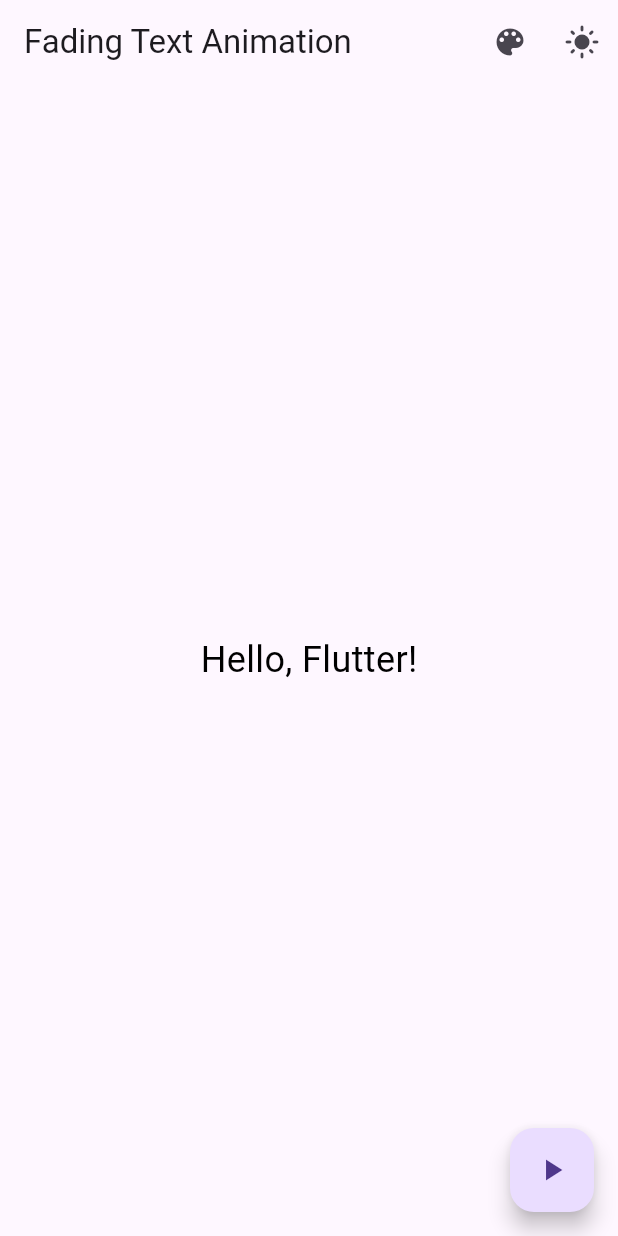
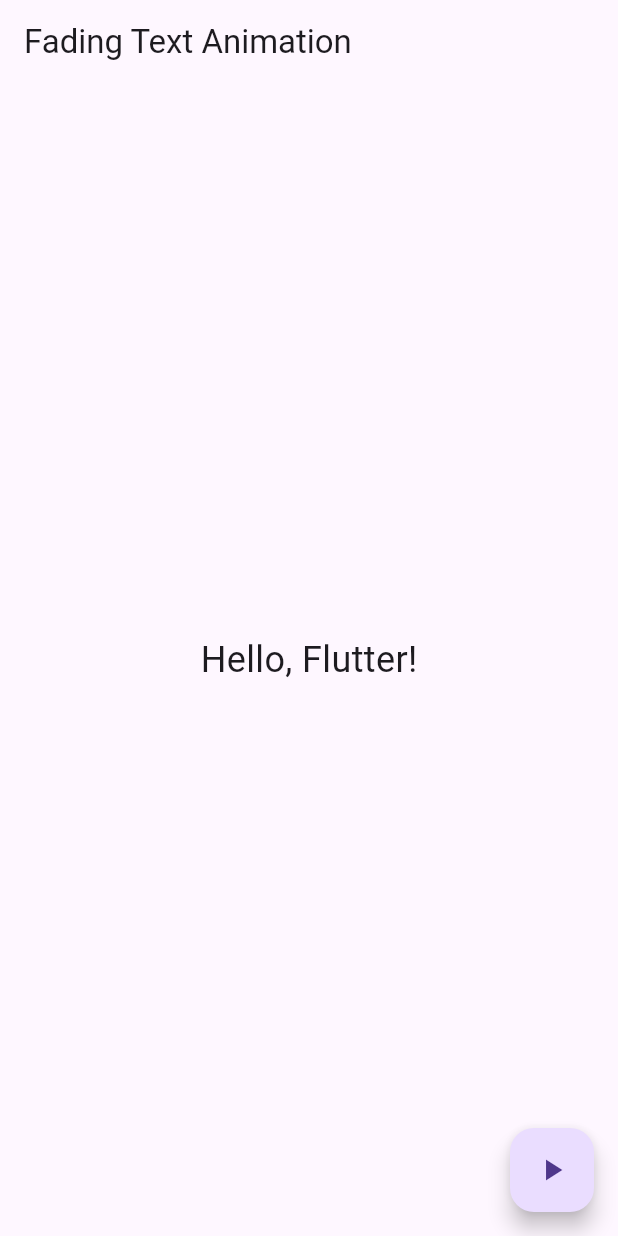
Before and after one commit to Shawnm-MAD/fadetext_animation_app, a Flutter app: the screen it shows after launch, on a phone screen of 412 x 824 dp. Run offline on Flutter 3.47's test engine with Material 3 defaults, Android fonts, the phone set to English and light mode, and no system bars.

```diff
--- a/lib/main.dart
+++ b/lib/main.dart
@@ -1,104 +1,31 @@
 import 'package:flutter/material.dart';
-import 'package:flutter_colorpicker/flutter_colorpicker.dart';
-
 void main() {
 runApp(MyApp());
 }
-
-class MyApp extends StatefulWidget {
-  @override
-  _MyAppState createState() => _MyAppState();
-}
-
-class _MyAppState extends State<MyApp> {
-  bool _isDarkMode = false;
-
-  void toggleTheme() {
-    setState(() {
-      _isDarkMode = !_isDarkMode;
-    });
-  }
-
+class MyApp extends StatelessWidget {
 @override
 Widget build(BuildContext context) {
 return MaterialApp(
-      theme: _isDarkMode ? ThemeData.dark() : ThemeData.light(),
-      home: FadingTextAnimation(
-        toggleTheme: toggleTheme,
-        isDarkMode: _isDarkMode,
-      ),
+home: FadingTextAnimation(),
 );
 }
 }
-
 class FadingTextAnimation extends StatefulWidget {
-  final VoidCallback toggleTheme;
-  final bool isDarkMode;
-
-  FadingTextAnimation({required this.toggleTheme, required this.isDarkMode});
-
 @override
 _FadingTextAnimationState createState() => _FadingTextAnimationState();
 }
-
 class _FadingTextAnimationState extends State<FadingTextAnimation> {
 bool _isVisible = true;
-  Color _textColor = Colors.black;
-
 void toggleVisibility() {
 setState(() {
 _isVisible = !_isVisible;
 });
 }
-
-  void changeTextColor(Color color) {
-    setState(() {
-      _textColor = color;
-    });
-  }
-
-  void showColorPickerDialog() {
-    showDialog(
-      context: context,
-      builder: (context) {
-        return AlertDialog(
-          title: Text("Pick a text color"),
-          content: SingleChildScrollView(
-            child: ColorPicker(
-              pickerColor: _textColor,
-              onColorChanged: changeTextColor,
-              showLabel: false,
-              enableAlpha: false,
-            ),
-          ),
-          actions: [
-            TextButton(
-              child: Text("Select"),
-              onPressed: () {
-                Navigator.of(context).pop();
-              },
-            ),
-          ],
-        );
-      },
-    );
-  }
-
 @override
 Widget build(BuildContext context) {
 return Scaffold(
 appBar: AppBar(
 title: Text('Fading Text Animation'),
-        actions: [
-          IconButton(
-            icon: Icon(Icons.color_lens),
-            onPressed: showColorPickerDialog,
-          ),
-          IconButton(
-            icon: Icon(widget.isDarkMode ? Icons.dark_mode : Icons.light_mode),
-            onPressed: widget.toggleTheme,
-          ),
-        ],
 ),
 body: Center(
 child: AnimatedOpacity(
@@ -106,7 +33,7 @@ class _FadingTextAnimationState extends State<FadingTextAnimation> {
 duration: Duration(seconds: 1),
 child: Text(
 'Hello, Flutter!',
-            style: TextStyle(fontSize: 24, color: _textColor),
+style: TextStyle(fontSize: 24),
 ),
 ),
 ),
--- a/pubspec.yaml
+++ b/pubspec.yaml
@@ -27,12 +27,13 @@ environment:
 # dependencies can be manually updated by changing the version numbers below to
 # the latest version available on pub.dev. To see which dependencies have newer
 # versions available, run `flutter pub outdated`.
-ddependencies:
+dependencies:
   flutter:
     sdk: flutter
+  flutter_colorpicker: ^1.0.3  # Moved here from dev_dependencies
 
   cupertino_icons: ^1.0.8
-  flutter_colorpicker: ^1.0.3  # Moved here from dev_dependencies
+
 
 dev_dependencies:
   flutter_test:
@@ -52,7 +53,6 @@ flutter:
   # the material Icons class.
   uses-material-design: true
 dependencies:
-  flutter_colorpicker: ^1.1.0
 
   # To add assets to your application, add an assets section, like this:
   # assets:
```
Lines whose indentation alone changed are shown as unchanged.
